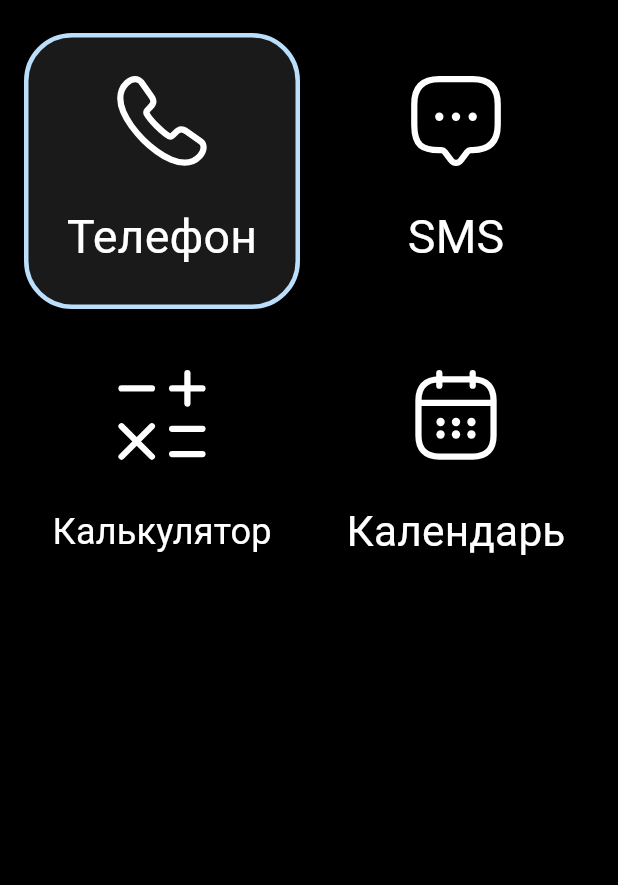
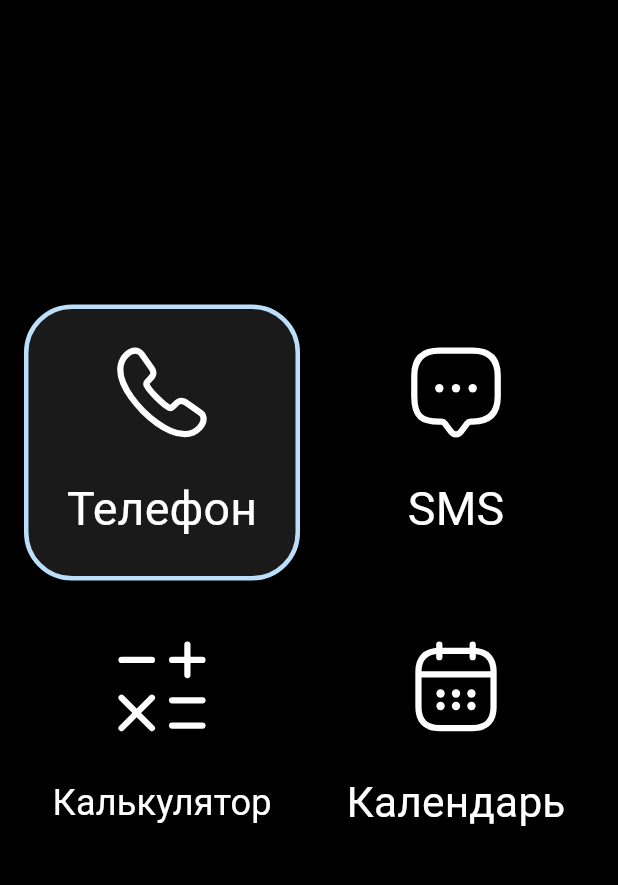
Before and after one commit to efsfssf/MyAndroidLauncherForJena, a Flutter app: the HomeScreen screen opened by its route, on a phone screen of 412 x 824 dp, the part 66-951 px from its top. Run offline on Flutter 3.47's test engine with Material 3 defaults, Android fonts, the phone set to English and light mode, and no system bars; our stand-ins replace auto_route, battery_plus, dio, flutter_svg, get_it, injectable and 2 more; missing offline and left inert: android_intent_plus, device_apps, device_policy_manager, install_plugin; network calls fail.

Commit message:
Удержание на 6

```diff
--- a/lib/app/ui/components/apps_grid.dart
+++ b/lib/app/ui/components/apps_grid.dart
@@ -3,20 +3,15 @@ import 'package:launcher1/app/ui/components/apps_item_view.dart';
 import 'package:launcher1/app/ui/components/scroll_effect.dart';
 import 'package:launcher1/gen/assets.gen.dart';
 
-import '../../../feature/router/domain/app_router.dart';
-import '../../di/init_di.dart';
-
 class AppItem {
   final String title;
   final String package;
   final String icon;
-  final VoidCallback? action;
 
   AppItem({
     required this.title,
     required this.package,
     required this.icon,
-    this.action,
   });
 }
 
@@ -48,63 +43,41 @@ class _AppsGridState extends State<AppsGrid> {
       title: 'Календарь',
       package: 'com.android.calendar',
       icon: Assets.images.icCalendar,
-    ),
-    AppItem(
-      title: 'Настройки',
-      package: '',
-      icon: Assets.images.icCalendar,
-      action: () => locator.get<AppRouter>().replace(const SettingsRoute()),
     )
   ];
-
-  late PageController _pageController;
-
-  @override
-  void initState() {
-    super.initState();
-    _pageController = PageController(); // Инициализируйте _pageController здесь
-  }
-
-  @override
-  void dispose() {
-    _pageController.dispose(); // Не забудьте уничтожить его
-    super.dispose();
-  }
 
   @override
   Widget build(BuildContext context) {
     final screenWidth = MediaQuery.of(context).size.width;
-    const crossAxisCount = 2;
-    const spacing = crossAxisCount * 6.0;
 
-    // Вычисляем количество страниц
-    final pageCount = (_apps.length / (crossAxisCount * 2)).ceil();
+    // Для маленьких экранов 2 столбца, иначе 3
+    // final crossAxisCount = screenWidth < 600 ? 2 : 3;
 
+    // Вычисляем количество столбцов
+    // Минимальное количество столбцов - 1
+    final crossAxisCount = (screenWidth / 150).floor().clamp(1, 5);
 
-    return PageView.builder(
-      controller: _pageController,
-      itemCount: pageCount,
-      itemBuilder: (context, pageIndex) {
-        return GridView.builder(
+    final spacing = crossAxisCount * 6.0;
+
+    return AbsorbPointer(
+      // Disable Touch
+      child: Center(
+        child: ScrollConfiguration(
+          behavior: ScrollEffect(),
+          child: GridView.builder(
             shrinkWrap: true,
             padding: const EdgeInsets.all(16),
             physics: const BouncingScrollPhysics(),
-          gridDelegate: const SliverGridDelegateWithFixedCrossAxisCount(
+            gridDelegate: SliverGridDelegateWithFixedCrossAxisCount(
               crossAxisCount: crossAxisCount, // Количество столбцов
               crossAxisSpacing: spacing, // Расстояние между столбцами
               mainAxisSpacing: spacing, // Расстояние между строками
             ),
-          itemCount: crossAxisCount * 2,
-          itemBuilder: (context, index) {
-            final appIndex = pageIndex * crossAxisCount * 2 + index;
-            if (appIndex < _apps.length) {
-              return AppsItemView(item: _apps[appIndex], pageController: _pageController, isFirst: appIndex % 4 == 0 ? true : false);
-            } else {
-              return const SizedBox.shrink(); // Пустой виджет для недостающих элементов
-            }
-          },
-        );
-      },
+            itemCount: _apps.length,
+            itemBuilder: (context, index) => AppsItemView(item: _apps[index]),
+          ),
+        ),
+      ),
     );
   }
 }
--- a/lib/app/ui/main_app_builder.dart
+++ b/lib/app/ui/main_app_builder.dart
@@ -31,7 +31,7 @@ class MainAppBuilder implements AppBuilder {
 
     return _GlobalProviders(
       child: MaterialApp.router(
-        debugShowCheckedModeBanner: true,
+        debugShowCheckedModeBanner: false,
         key: navigatorKey,
         // debugShowCheckedModeBanner: false,
 
--- a/lib/feature/router/domain/app_router.dart
+++ b/lib/feature/router/domain/app_router.dart
@@ -4,8 +4,6 @@ import 'package:launcher1/app/ui/screen/all_apps_menu_screen.dart';
 import 'package:launcher1/app/ui/screen/home_screen.dart';
 import 'package:launcher1/app/ui/screen/lock_screen.dart';
 import 'package:launcher1/feature/router/presentation/anim/fade_route.dart';
-
-import '../../../app/ui/screen/settings_screen.dart';
 
 part 'app_router.gr.dart';
 
@@ -33,12 +31,6 @@ class AppRouter extends _$AppRouter {
           page: AllAppsMenuRoute.page,
           transitionsBuilder: _fadeAnim,
         ),
-        CustomRoute(
-          barrierColor: Colors.black,
-          path: SettingsScreen.path,
-          page: SettingsRoute.page,
-          transitionsBuilder: _fadeAnim,
-        ),
         RedirectRoute(path: '*', redirectTo: '/'),
       ];
 
--- a/pubspec.yaml
+++ b/pubspec.yaml
@@ -2,7 +2,7 @@ name: launcher1
 description: Launcher App
 publish_to: "none" # Remove this line if you wish to publish to pub.dev
 
-version: 1.0.5+6
+version: 1.0.8+9
 
 environment:
   sdk: ">=3.1.5 <4.0.0"
```
Also changed, not shown: lib/app/ui/components/apps_item_view.dart (+24 -94 lines), lib/app/ui/screen/all_apps_menu_screen.dart (line endings or trailing spaces), lib/feature/router/domain/app_router.gr.dart, pubspec.lock. Lines whose indentation alone changed are shown as unchanged.
